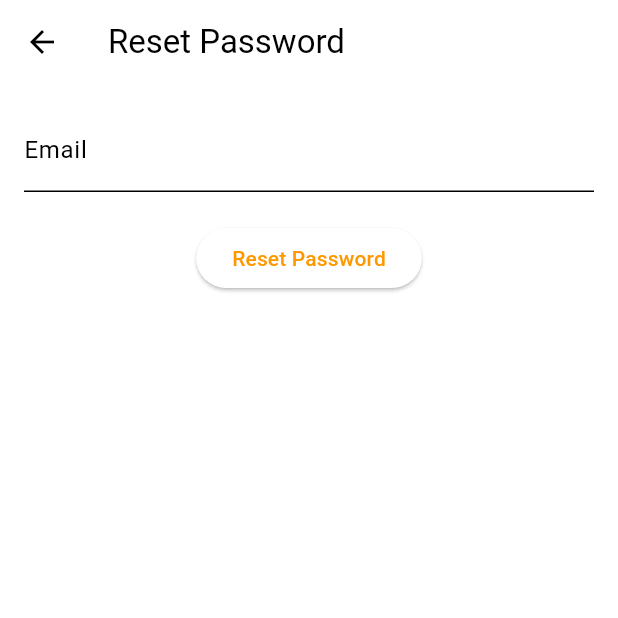
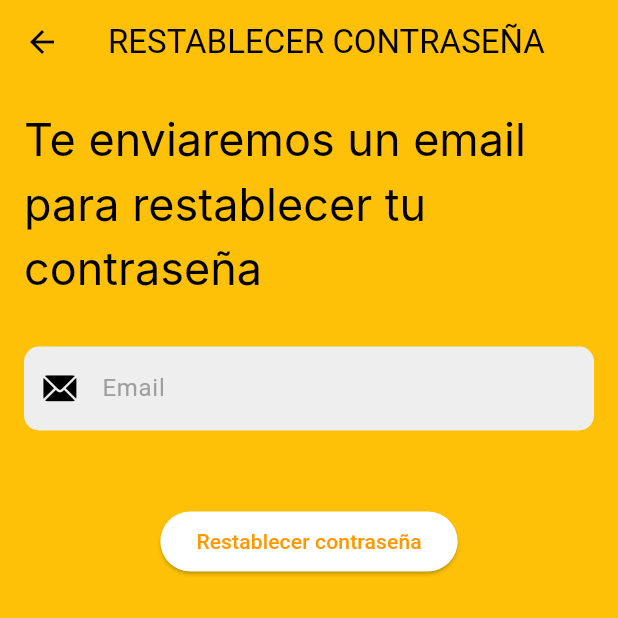
Before and after one commit to FranCannepa/fitsolutions, a Flutter app: the ForgotPasswordScreen screen opened directly, on a phone screen of 412 x 824 dp, the top half of it. Run offline on Flutter 3.47's test engine with Material 3 defaults, Android fonts, the phone set to English and light mode, and no system bars; our stand-ins replace cloud_firestore, firebase_auth, firebase_core, logger, sign_in_button; accounts and stored records are empty; Roboto replaces fonts that are missing (Inter).

Commit message:
Fixes varios
Fixes

```diff
--- a/lib/Components/CommonComponents/footer_bottom_navigation_bar.dart
+++ b/lib/Components/CommonComponents/footer_bottom_navigation_bar.dart
@@ -52,7 +52,7 @@ class _FooterBottomNavigationBarState extends State<FooterBottomNavigationBar> {
       onTap: (index) {
         setState(() {
           _selectedIndex = index;
-          Navigator.push(
+          Navigator.pushReplacement(
             context,
             MaterialPageRoute(builder: (context) => _screens[index]),
           );
--- a/lib/Screens/Home/home_screen.dart
+++ b/lib/Screens/Home/home_screen.dart
@@ -1,6 +1,7 @@
 import 'package:fitsolutions/Components/CalendarComponents/calendario_board.dart';
 import 'package:fitsolutions/Components/CommonComponents/footer_bottom_navigation_bar.dart';
 import 'package:fitsolutions/providers/user_provider.dart';
+import 'package:fitsolutions/screens/Login/welcome_screen.dart';
 import 'package:flutter/material.dart';
 import 'package:provider/provider.dart';
 
@@ -24,11 +25,13 @@ class _HomeScreenState extends State<HomeScreen> {
               key: const Key('sign_out'),
               onPressed: () {
                 userProvider.signOut();
+                //Navigator.push(context, MaterialPageRoute(builder: (context) => const WelcomePage()));
               },
               icon: const Icon(Icons.logout_outlined))
         ],
       ),
-      body: const Center(
+      body:
+        const Center(
         child: Column(
           mainAxisAlignment: MainAxisAlignment.center,
           children: [CalendarioBoard()],
--- a/lib/providers/user_provider.dart
+++ b/lib/providers/user_provider.dart
@@ -60,6 +60,7 @@ class UserProvider extends ChangeNotifier {
   Future<void> signOut() async {
     try {
       await _firebaseAuth.signOut();
+      notifyListeners();
     } on FirebaseAuthException catch (e) {
       log.t(e);
       rethrow;
--- a/lib/screens/Login/forgot_password_screen.dart
+++ b/lib/screens/Login/forgot_password_screen.dart
@@ -1,4 +1,6 @@
+import 'package:fitsolutions/components/CommonComponents/my_textfield.dart';
 import 'package:fitsolutions/providers/user_provider.dart';
+import 'package:flutter/cupertino.dart';
 import 'package:flutter/material.dart';
 import 'package:provider/provider.dart';
 
@@ -11,34 +13,59 @@ class ForgotPasswordScreen extends StatefulWidget {
 
 class _ForgotPasswordScreenState extends State<ForgotPasswordScreen> {
   final TextEditingController _emailController = TextEditingController();
+  String? _errorMsg;
 
   @override
   Widget build(BuildContext context) {
     final userProvider = Provider.of<UserProvider>(context);
     return Scaffold(
-      appBar: AppBar(title: const Text("Reset Password")),
+      backgroundColor: Colors.amber,
+      appBar: AppBar(title: const Text("RESTABLECER CONTRASEÑA"), backgroundColor: Colors.amber,),
       body: Padding(
         padding: const EdgeInsets.all(16.0),
         child: Column(
           children: [
-            TextField(
-              controller: _emailController,
-              decoration: const InputDecoration(labelText: "Email"),
+            const Text(
+              'Te enviaremos un email para restablecer tu contraseña',
+              textAlign: TextAlign.start,
+              style: TextStyle(
+                fontFamily: 'Inter',
+                letterSpacing: 0,
+                fontSize: 30,
+              ),
             ),
+            const SizedBox(height: 30),
+            MyTextField(
+                controller: _emailController,
+                hintText: 'Email',
+                obscureText: false,
+                keyboardType: TextInputType.emailAddress,
+                errorMsg: _errorMsg,
+                prefixIcon: const Icon(CupertinoIcons.mail_solid),
+                validator: (val) {
+                  if (val!.isEmpty) {
+                    return 'Porfavor llenar este campo';
+                  } else if (!RegExp(r'^[\w-\.]+@([\w-]+.)+[\w-]{2,4}$')
+                      .hasMatch(val)) {
+                    return 'Porfavor ingresar un email valido';
+                  }
+                  return null;
+                }),
+            const SizedBox(height: 30),
             const SizedBox(height: 20),
             ElevatedButton(
               onPressed: () async {
                 try {
                   await userProvider.resetPassword(_emailController.text);
-                  if(context.mounted){
+                  if (context.mounted) {
                     ScaffoldMessenger.of(context).showSnackBar(
-                      const SnackBar(content: Text("Password reset email sent")),
+                      const SnackBar(
+                          content: Text("Se envio un email para restablecer su contraseña")),
                     );
                     Navigator.pop(context); // Return to login page
                   }
-
                 } catch (e) {
-                  if(context.mounted){
+                  if (context.mounted) {
                     ScaffoldMessenger.of(context).showSnackBar(
                       const SnackBar(
                           content: Text("Error al enviar email de Reset")),
@@ -46,7 +73,7 @@ class _ForgotPasswordScreenState extends State<ForgotPasswordScreen> {
                   }
                 }
               },
-              child: const Text("Reset Password"),
+              child: const Text("Restablecer contraseña"),
             ),
           ],
         ),
```
Also changed, not shown: lib/screens/Login/login_email_screen.dart (+10 -4 lines), lib/screens/Login/register_email_screen.dart (+18 -9 lines).
